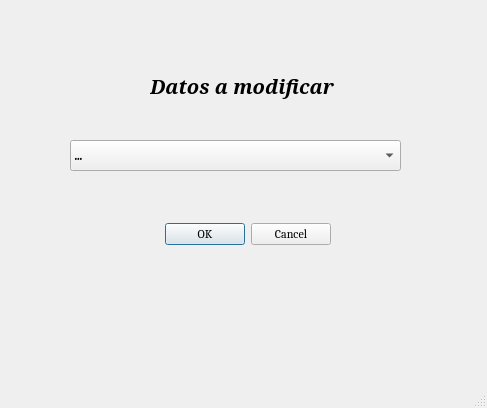
Before: the Qt Designer form interfaces/modificar_residente.ui in manumoralesv/Trabajo-final, drawn with Qt 5.
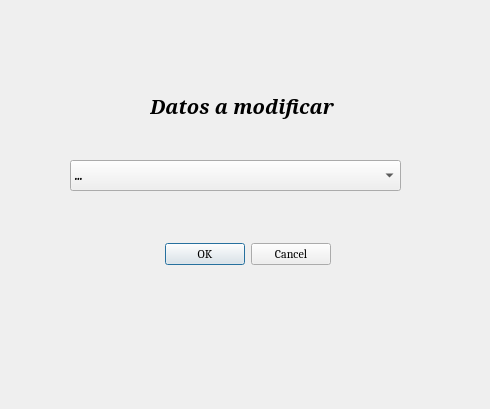
After: the same form once the commit is applied.

```diff
--- a/interfaces/modificar_residente.ui
+++ b/interfaces/modificar_residente.ui
@@ -1,24 +1,41 @@
 <?xml version="1.0" encoding="UTF-8"?>
 <ui version="4.0">
- <class>MainWindow</class>
- <widget class="QMainWindow" name="MainWindow">
+ <class>Dialog</class>
+ <widget class="QDialog" name="Dialog">
   <property name="geometry">
    <rect>
     <x>0</x>
     <y>0</y>
-    <width>487</width>
-    <height>408</height>
+    <width>490</width>
+    <height>409</height>
    </rect>
   </property>
   <property name="windowTitle">
    <string>MainWindow</string>
   </property>
-  <widget class="QWidget" name="centralwidget">
+  <widget class="QDialogButtonBox" name="boton_modificar">
+   <property name="geometry">
+    <rect>
+     <x>130</x>
+     <y>240</y>
+     <width>201</width>
+     <height>28</height>
+    </rect>
+   </property>
+   <property name="font">
+    <font>
+     <family>Cambria</family>
+    </font>
+   </property>
+   <property name="standardButtons">
+    <set>QDialogButtonBox::Cancel|QDialogButtonBox::Ok</set>
+   </property>
+  </widget>
    <widget class="QComboBox" name="menu_modificacion">
     <property name="geometry">
      <rect>
       <x>70</x>
-      <y>140</y>
+     <y>160</y>
       <width>331</width>
       <height>31</height>
      </rect>
@@ -53,29 +70,11 @@
      </property>
     </item>
    </widget>
-   <widget class="QDialogButtonBox" name="boton_modificar">
-    <property name="geometry">
-     <rect>
-      <x>130</x>
-      <y>220</y>
-      <width>201</width>
-      <height>28</height>
-     </rect>
-    </property>
-    <property name="font">
-     <font>
-      <family>Cambria</family>
-     </font>
-    </property>
-    <property name="standardButtons">
-     <set>QDialogButtonBox::Cancel|QDialogButtonBox::Ok</set>
-    </property>
-   </widget>
    <widget class="QLabel" name="label">
     <property name="geometry">
      <rect>
       <x>150</x>
-      <y>60</y>
+     <y>80</y>
       <width>201</width>
       <height>51</height>
      </rect>
@@ -93,18 +92,6 @@
      <string>Datos a modificar </string>
     </property>
    </widget>
-  </widget>
-  <widget class="QMenuBar" name="menubar">
-   <property name="geometry">
-    <rect>
-     <x>0</x>
-     <y>0</y>
-     <width>487</width>
-     <height>26</height>
-    </rect>
-   </property>
-  </widget>
-  <widget class="QStatusBar" name="statusbar"/>
  </widget>
  <resources/>
  <connections/>
```
Left out of the diff: 2 changed lines with no effect on the pictures. Lines whose indentation alone changed are shown as unchanged.
